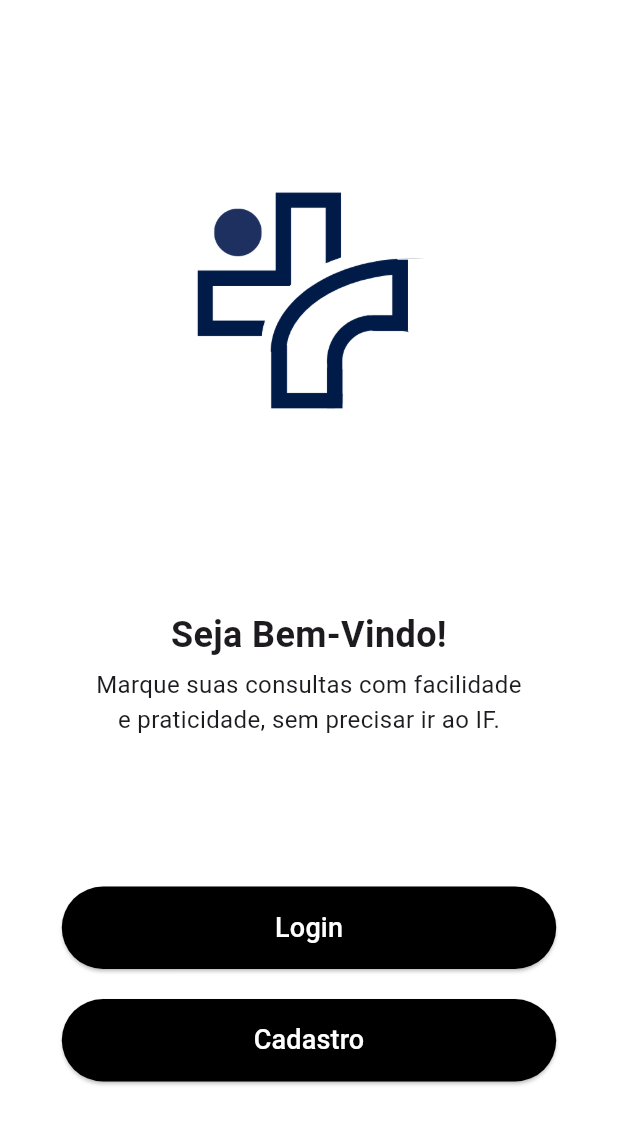
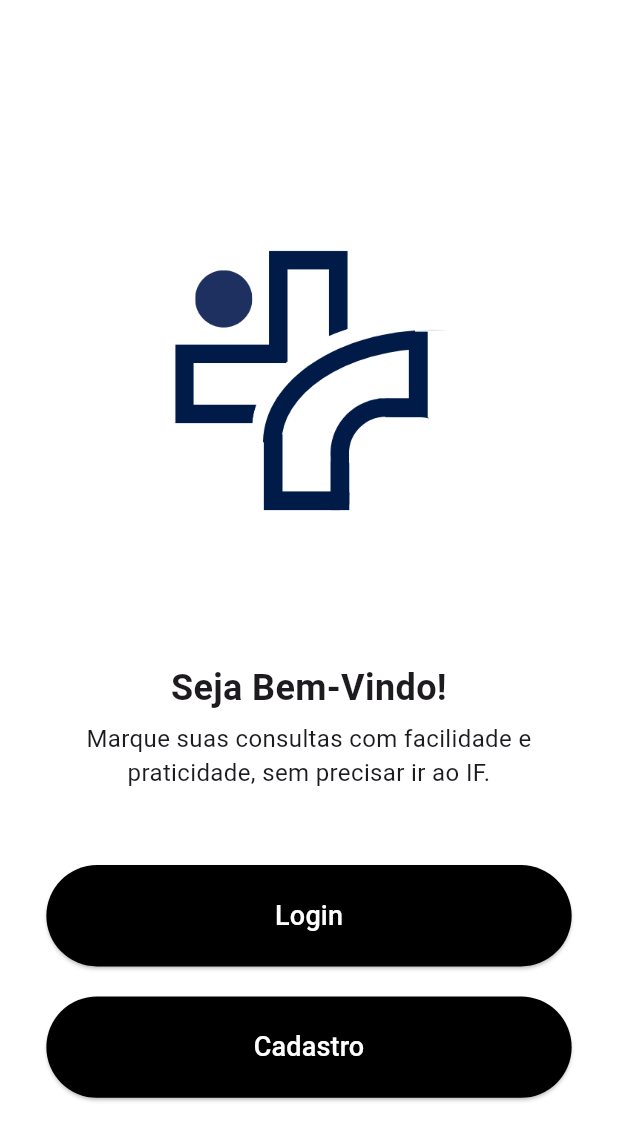
Before and after one commit to Xpert-Xperience/mais_saude_application, a Flutter app: the screen it shows after launch, on a phone screen of 412 x 824 dp. Shown: the top 1141 px of the screen. Run offline on Flutter 3.47's test engine with Material 3 defaults, Android fonts, the phone set to English and light mode, and no system bars; our stand-ins replace firebase_auth, firebase_core, table_calendar; accounts and stored records are empty.

Commit message:
deixando a tela de inicio mais responsiva

```diff
--- a/lib/view/inicio/inicio_view.dart
+++ b/lib/view/inicio/inicio_view.dart
@@ -22,86 +22,101 @@ class _inicialState extends State<inicial> {
 
   @override
   Widget build(BuildContext context) {
-    return Container(
+    return Scaffold(
+      body: LayoutBuilder(
+        builder: (context, constraints) {
+          return SingleChildScrollView(
+            child: ConstrainedBox(
+              constraints: BoxConstraints(minHeight: constraints.maxHeight),
+              child: Container(
+                padding: EdgeInsets.all(20.0),
                 color: Colors.white,
-      width: 550,
                 child: Column(
+                  mainAxisAlignment: MainAxisAlignment.center,
                   children: <Widget>[
-          const SizedBox(height: 100),
                     SizedBox(
-            height: displayHeight() / 4,
+                      height: constraints.maxHeight * 0.4,
                       child: Image.asset(
                         "assets/mais.png",
-              width: 420,
-              height: 420,
+                        width: constraints.maxWidth * 0.6,
                         fit: BoxFit.contain,
                       ),
                     ),
-          const SizedBox(height: 100),
-          const Text(
+                    SizedBox(height: 20),
+                    Text(
                       'Seja Bem-Vindo!',
                       textAlign: TextAlign.center,
-            style: TextStyle(fontSize: 24, fontWeight: FontWeight.bold),
+                      style:
+                          TextStyle(fontSize: 24, fontWeight: FontWeight.bold),
                     ),
-          const SizedBox(height: 5),
-          const Text(
-            'Marque suas consultas com facilidade \ne praticidade, sem precisar ir ao IF. ',
+                    SizedBox(height: 5),
+                    Text(
+                      'Marque suas consultas com facilidade e praticidade, sem precisar ir ao IF. ',
                       textAlign: TextAlign.center,
                       style: TextStyle(fontSize: 16),
                     ),
-          const SizedBox(height: 100),
+                    SizedBox(height: 50),
                     ElevatedButton(
                       onPressed: () {
                         Navigator.push(
                           context,
                           MaterialPageRoute(
-                    builder: (context) => const LoginView(
-                          key: null,
-                        )),
+                            builder: (context) => const LoginView(),
+                          ),
                         );
                       },
                       style: ButtonStyle(
-              backgroundColor: MaterialStateProperty.all(Colors.black),
+                        backgroundColor:
+                            MaterialStateProperty.all(Colors.black),
                         shape: MaterialStateProperty.all(
                           RoundedRectangleBorder(
                             borderRadius: BorderRadius.circular(50),
                           ),
                         ),
                         minimumSize: MaterialStateProperty.all(
-                Size(displayWidth() * 0.8, 55),
+                          Size(constraints.maxWidth * 0.85,
+                              constraints.maxHeight * 0.082),
                         ),
                       ),
-            child: const Text(
+                      child: Text(
                         'Login',
                         style: TextStyle(fontSize: 18, color: Colors.white),
                       ),
                     ),
-          const SizedBox(height: 20),
+                    SizedBox(height: 20),
                     ElevatedButton(
                       onPressed: () {
                         Navigator.push(
                           context,
-                MaterialPageRoute(builder: (context) => const CadastroView()),
+                          MaterialPageRoute(
+                              builder: (context) => const CadastroView()),
                         );
                       },
                       style: ButtonStyle(
-              backgroundColor: MaterialStateProperty.all(Colors.black),
+                        backgroundColor:
+                            MaterialStateProperty.all(Colors.black),
                         shape: MaterialStateProperty.all(
                           RoundedRectangleBorder(
                             borderRadius: BorderRadius.circular(50),
                           ),
                         ),
                         minimumSize: MaterialStateProperty.all(
-                Size(displayWidth() * 0.8, 55),
+                          Size(constraints.maxWidth * 0.85,
+                              constraints.maxHeight * 0.082),
                         ),
                       ),
-            child: const Text(
+                      child: Text(
                         'Cadastro',
                         style: TextStyle(fontSize: 18, color: Colors.white),
                       ),
                     ),
                   ],
                 ),
+              ),
+            ),
+          );
+        },
+      ),
     );
   }
 }
```
Also changed, not shown: pubspec.lock. Lines whose indentation alone changed are shown as unchanged.
